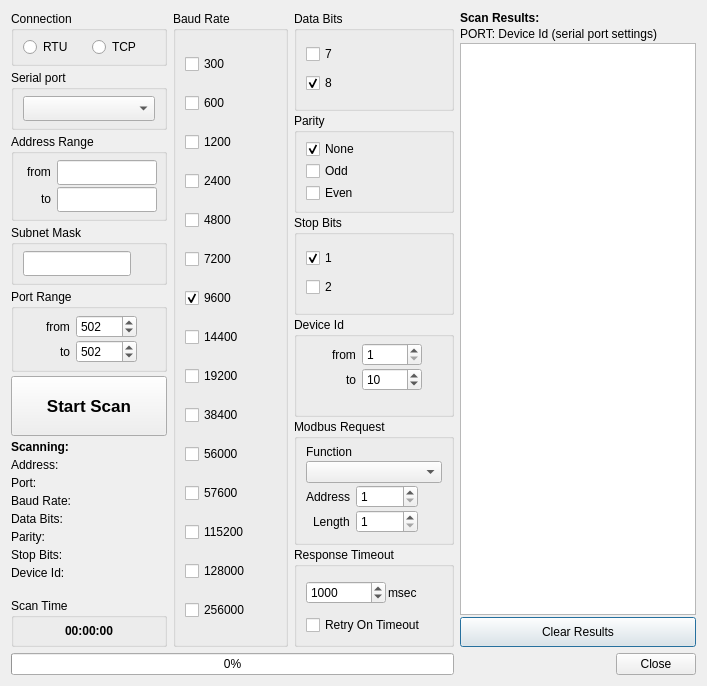
Old version of the form omodscan/dialogs/dialogmodbusscanner.ui in the repository sanny32/OpenModScan.
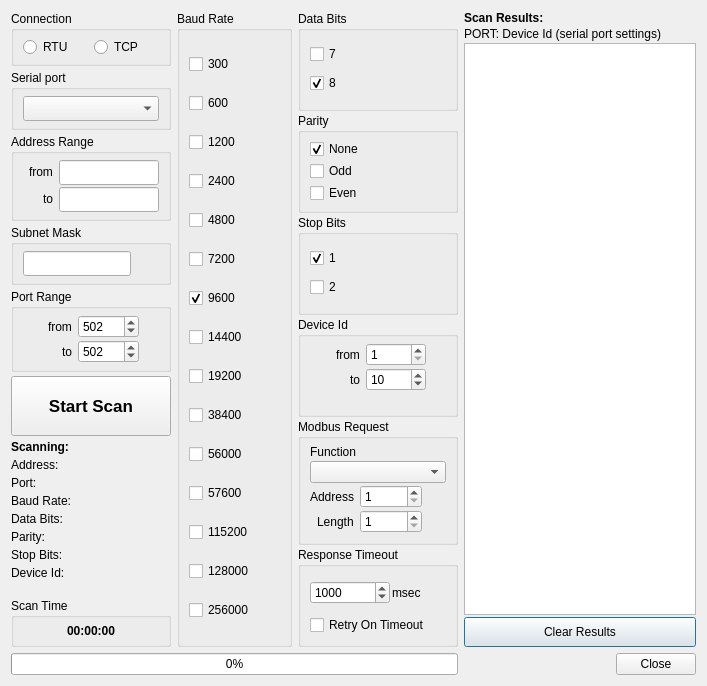
New version of the form. Icons and pictures are not drawn. Custom widgets are drawn as their Qt base class.

Commit message: Correct modbus scanner dialog ui

Diff of the .ui file:
```diff
--- a/omodscan/dialogs/dialogmodbusscanner.ui
+++ b/omodscan/dialogs/dialogmodbusscanner.ui
@@ -893,7 +893,7 @@
         <widget class="QPushButton" name="pushButtonScan">
          <property name="minimumSize">
           <size>
-           <width>156</width>
+           <width>160</width>
            <height>60</height>
           </size>
          </property>
```
